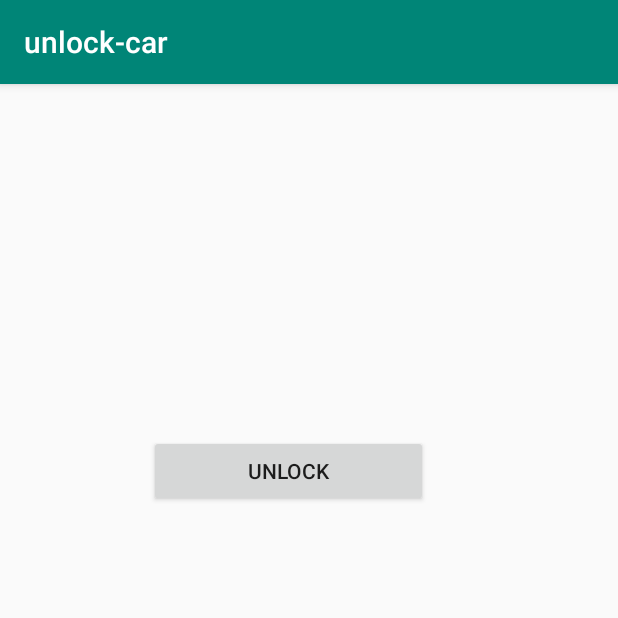
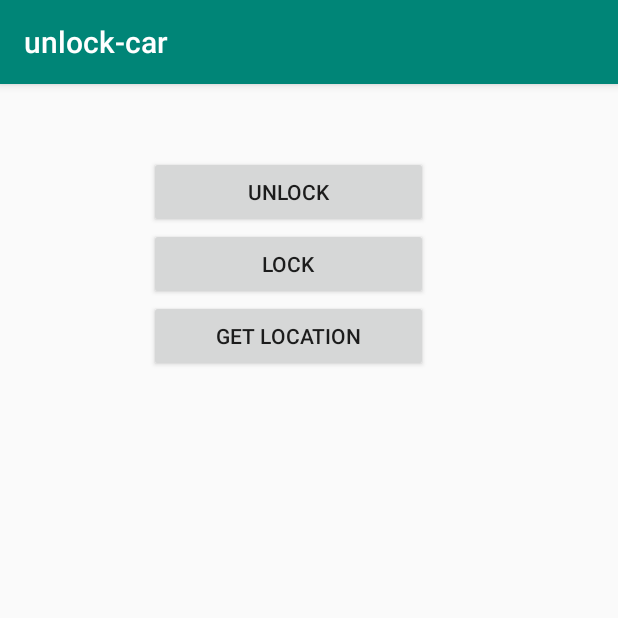
Before and after one commit to manishpatel005/Bumblebee, an Android app: the DisplayInfoActivity screen opened directly, with no data from a screen before it, on a phone screen of 412 x 824 dp, the top half of it. Run offline under Robolectric (Android 15) with nearby library versions, the phone set to English and light mode, and no system bars; libraries missing offline, so code that uses them is left out: com.smartcar.sdk.

Commit message:
Added lock, unlock, get location buttons

```diff
--- a/app/src/main/java/smartcar/com/getting_started_android_sdk/DisplayInfoActivity.java
+++ b/app/src/main/java/smartcar/com/getting_started_android_sdk/DisplayInfoActivity.java
@@ -44,11 +44,7 @@ import okhttp3.Response;
 
 public class DisplayInfoActivity  extends AppCompatActivity {
 
-    private static String CLIENT_ID;
-    private static String REDIRECT_URI;
-    private static String[] SCOPE;
-    private Context appContext;
-    private SmartcarAuth smartcarAuth;
+    TextView locationTextView;
 
     @Override
     protected void onCreate(Bundle savedInstanceState) {
@@ -57,23 +53,18 @@ public class DisplayInfoActivity  extends AppCompatActivity {
 
         Intent intent = getIntent();
         String response = intent.getStringExtra("INFO");
-        TextView textView = new TextView(this);
-        textView.setTextSize(30);
-        textView.setText(response);
+        TextView modelTextView = (TextView) findViewById(R.id.model_text);
+        modelTextView.setTextSize(30);
+        modelTextView.setText(response);
+
+        locationTextView = new TextView(this);
+        locationTextView.setVisibility(View.GONE);
 
         ViewGroup layout = (ViewGroup) findViewById(R.id.activity_display_info);
-        layout.addView(textView);
+        layout.addView(locationTextView);
 
-       // appContext = getApplicationContext();
-       // CLIENT_ID = getString(R.string.client_id);
-        //REDIRECT_URI = "sc" + getString(R.string.client_id) + "://exchange";
-        //SCOPE = new String[]{"read_vehicle_info","control_security","read_odometer","read_location"};
-
-
-
-        Button connectButton = (Button) findViewById(R.id.unlock_button);
-        Button connectButton2 = (Button) findViewById(R.id.lock_button);
-       // smartcarAuth.addClickHandler(appContext, connectButton);
+        Button UnlockButton = (Button) findViewById(R.id.unlock_button);
+        Button LockButton = (Button) findViewById(R.id.lock_button);
     }
 
     public void onUnlock(View view){
@@ -84,8 +75,6 @@ public class DisplayInfoActivity  extends AppCompatActivity {
         new Thread(new Runnable() {
             @Override
             public void run() {
-
-
 
                 // send request to retrieve the vehicle info
                 Request infoRequest = new Request.Builder()
@@ -121,8 +110,6 @@ public class DisplayInfoActivity  extends AppCompatActivity {
             @Override
             public void run() {
 
-
-
                 // send request to retrieve the vehicle info
                 Request infoRequest = new Request.Builder()
                         .url(getString(R.string.app_server) + "/lock")
@@ -147,4 +134,52 @@ public class DisplayInfoActivity  extends AppCompatActivity {
             }
         }).start();
     }
+
+    public void onGetLoc(View view) throws InterruptedException {
+        final OkHttpClient client = new OkHttpClient();
+        final String[] latitude = new String[1];
+        final String[] longitude = new String[1];
+
+        // Request can not run on the Main Thread
+        // Main Thread is used for UI and therefore can not be blocked
+        Thread locationGetter = new Thread(new Runnable() {
+            @Override
+            public void run() {
+
+                // send request to retrieve the vehicle info
+                Request infoRequest = new Request.Builder()
+                        .url(getString(R.string.app_server) + "/getLocation")
+                        .build();
+
+                try {
+                    Response response = client.newCall(infoRequest).execute();
+
+                    String jsonBody = response.body().string();
+                    System.out.println(jsonBody);
+                    JSONObject JObject = new JSONObject(jsonBody);
+                    JSONObject data = JObject.getJSONObject("data");
+
+                    latitude[0] = data.getString("latitude");
+                    longitude[0] = data.getString("longitude");
+
+                    System.out.println("Latitude: "+ latitude[0] +"\nLongitude: "+ longitude[0]);
+
+                } catch (IOException e) {
+                    e.printStackTrace();
+                } catch (JSONException e) {
+                    e.printStackTrace();
+                }
+            }
+        });
+
+        locationGetter.start();
+        try {
+            locationGetter.join();
+        } catch (InterruptedException e) {
+            e.printStackTrace();
+        }
+
+        locationTextView.setText("Latitude: "+ latitude[0] +"\nLongitude: "+ longitude[0]);
+        locationTextView.setVisibility(View.VISIBLE);
+    }
 }
--- a/app/src/main/res/layout/activity_display_info.xml
+++ b/app/src/main/res/layout/activity_display_info.xml
@@ -4,16 +4,20 @@
     android:id="@+id/activity_display_info"
     android:layout_width="match_parent"
     android:layout_height="match_parent"
+    android:orientation="vertical"
     tools:context=".DisplayInfoActivity">
+
+    <TextView
+        android:id="@+id/model_text"
+        android:layout_width="match_parent"
+        android:layout_height="48dp"/>
 
     <Button
         android:id="@+id/unlock_button"
         android:layout_width="186dp"
         android:layout_height="48dp"
         android:layout_marginStart="99dp"
-        android:layout_marginTop="231dp"
         android:layout_marginEnd="99dp"
-        android:layout_marginBottom="232dp"
         android:text="UNLOCK"
         android:onClick="onUnlock"/>
 
@@ -22,10 +26,17 @@
         android:layout_width="186dp"
         android:layout_height="48dp"
         android:layout_marginStart="99dp"
-        android:layout_marginTop="231dp"
         android:layout_marginEnd="99dp"
-        android:layout_marginBottom="232dp"
         android:text="LOCK"
         android:onClick="onLock"/>
 
+    <Button
+        android:id="@+id/getLoc_button"
+        android:layout_width="186dp"
+        android:layout_height="48dp"
+        android:layout_marginStart="99dp"
+        android:layout_marginEnd="99dp"
+        android:text="GET LOCATION"
+        android:onClick="onGetLoc"/>
+
 </LinearLayout>
--- a/app/src/main/res/layout/activity_main.xml
+++ b/app/src/main/res/layout/activity_main.xml
@@ -14,7 +14,7 @@
         android:layout_marginTop="231dp"
         android:layout_marginEnd="99dp"
         android:layout_marginBottom="232dp"
-        android:text="Connect vehicles"
+        android:text="Connect my vehicle"
         app:layout_constraintBottom_toBottomOf="parent"
         app:layout_constraintEnd_toEndOf="parent"
         app:layout_constraintStart_toStartOf="parent"
```
Also changed, not shown: app/build.gradle (+7 -0 lines).
